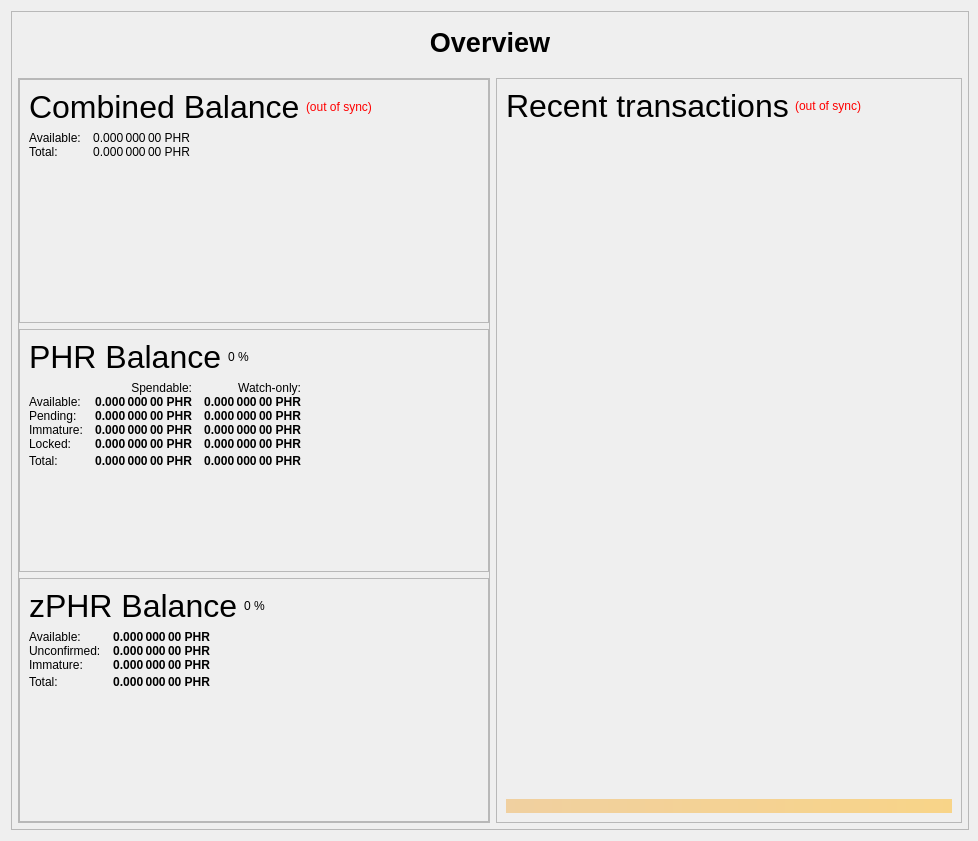
First picture: the form in src/qt/forms/overviewpage.ui, repository liray-unendlich/Elecash, before the edit.
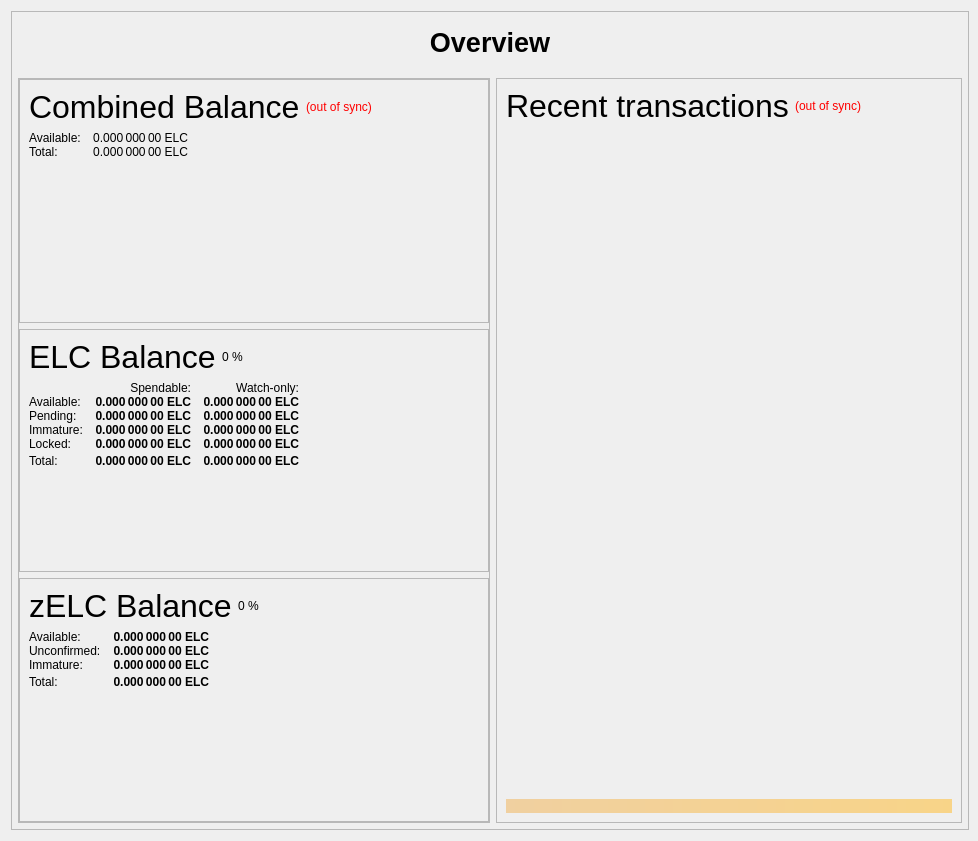
Second picture: the form after the edit.

Patch:
```diff
--- a/src/qt/forms/overviewpage.ui
+++ b/src/qt/forms/overviewpage.ui
@@ -283,7 +283,7 @@
                           <string>Your current spendable balance</string>
                          </property>
                          <property name="text">
-                          <string notr="true">0.000 000 00 PHR</string>
+                          <string notr="true">0.000 000 00 ELC</string>
                          </property>
                          <property name="alignment">
                           <set>Qt::AlignRight|Qt::AlignTrailing|Qt::AlignVCenter</set>
@@ -315,7 +315,7 @@
                           <string>Total Balance, including all unavailable coins.</string>
                          </property>
                          <property name="text">
-                          <string notr="true">0.000 000 00 PHR</string>
+                          <string notr="true">0.000 000 00 ELC</string>
                          </property>
                          <property name="alignment">
                           <set>Qt::AlignRight|Qt::AlignTrailing|Qt::AlignVCenter</set>
@@ -383,7 +383,7 @@
                           </font>
                          </property>
                          <property name="text">
-                          <string>PHR Balance</string>
+                          <string>ELC Balance</string>
                          </property>
                         </widget>
                        </item>
@@ -459,7 +459,7 @@
                           <string>Your current spendable balance</string>
                          </property>
                          <property name="text">
-                          <string notr="true">0.000 000 00 PHR</string>
+                          <string notr="true">0.000 000 00 ELC</string>
                          </property>
                          <property name="alignment">
                           <set>Qt::AlignRight|Qt::AlignTrailing|Qt::AlignVCenter</set>
@@ -484,7 +484,7 @@
                           <string>Your current balance in watch-only addresses</string>
                          </property>
                          <property name="text">
-                          <string notr="true">0.000 000 00 PHR</string>
+                          <string notr="true">0.000 000 00 ELC</string>
                          </property>
                          <property name="alignment">
                           <set>Qt::AlignRight|Qt::AlignTrailing|Qt::AlignVCenter</set>
@@ -516,7 +516,7 @@
                           <string>Total of transactions that have yet to be confirmed, and do not yet count toward the spendable balance</string>
                          </property>
                          <property name="text">
-                          <string notr="true">0.000 000 00 PHR</string>
+                          <string notr="true">0.000 000 00 ELC</string>
                          </property>
                          <property name="alignment">
                           <set>Qt::AlignRight|Qt::AlignTrailing|Qt::AlignVCenter</set>
@@ -541,7 +541,7 @@
                           <string>Unconfirmed transactions to watch-only addresses</string>
                          </property>
                          <property name="text">
-                          <string notr="true">0.000 000 00 PHR</string>
+                          <string notr="true">0.000 000 00 ELC</string>
                          </property>
                          <property name="alignment">
                           <set>Qt::AlignRight|Qt::AlignTrailing|Qt::AlignVCenter</set>
@@ -573,7 +573,7 @@
                           <string>Staked or masternode rewards that has not yet matured</string>
                          </property>
                          <property name="text">
-                          <string notr="true">0.000 000 00 PHR</string>
+                          <string notr="true">0.000 000 00 ELC</string>
                          </property>
                          <property name="alignment">
                           <set>Qt::AlignRight|Qt::AlignTrailing|Qt::AlignVCenter</set>
@@ -598,7 +598,7 @@
                           <string>Staked or masternode rewards in watch-only addresses that has not yet matured</string>
                          </property>
                          <property name="text">
-                          <string notr="true">0.000 000 00 PHR</string>
+                          <string notr="true">0.000 000 00 ELC</string>
                          </property>
                          <property name="alignment">
                           <set>Qt::AlignRight|Qt::AlignTrailing|Qt::AlignVCenter</set>
@@ -633,7 +633,7 @@
                           <string>Locked PHR or Masternode collaterals. These are excluded from zPHR minting.</string>
                          </property>
                          <property name="text">
-                          <string notr="true">0.000 000 00 PHR</string>
+                          <string notr="true">0.000 000 00 ELC</string>
                          </property>
                          <property name="alignment">
                           <set>Qt::AlignRight|Qt::AlignTrailing|Qt::AlignVCenter</set>
@@ -658,7 +658,7 @@
                           <string>Current locked balance in watch-only addresses</string>
                          </property>
                          <property name="text">
-                          <string notr="true">0.000 000 00 PHR</string>
+                          <string notr="true">0.000 000 00 ELC</string>
                          </property>
                          <property name="alignment">
                           <set>Qt::AlignRight|Qt::AlignTrailing|Qt::AlignVCenter</set>
@@ -693,7 +693,7 @@
                           <string>Your current Phore balance, unconfirmed and immature transactions included</string>
                          </property>
                          <property name="text">
-                          <string notr="true">0.000 000 00 PHR</string>
+                          <string notr="true">0.000 000 00 ELC</string>
                          </property>
                          <property name="alignment">
                           <set>Qt::AlignRight|Qt::AlignTrailing|Qt::AlignVCenter</set>
@@ -718,7 +718,7 @@
                           <string>Current total balance in watch-only addresses</string>
                          </property>
                          <property name="text">
-                          <string notr="true">0.000 000 00 PHR</string>
+                          <string notr="true">0.000 000 00 ELC</string>
                          </property>
                          <property name="alignment">
                           <set>Qt::AlignRight|Qt::AlignTrailing|Qt::AlignVCenter</set>
@@ -786,7 +786,7 @@
                           </font>
                          </property>
                          <property name="text">
-                          <string>zPHR Balance</string>
+                          <string>zELC Balance</string>
                          </property>
                         </widget>
                        </item>
@@ -844,7 +844,7 @@
 These zPHR are spendable.</string>
                          </property>
                          <property name="text">
-                          <string notr="true">0.000 000 00 PHR</string>
+                          <string notr="true">0.000 000 00 ELC</string>
                          </property>
                          <property name="alignment">
                           <set>Qt::AlignRight|Qt::AlignTrailing|Qt::AlignVCenter</set>
@@ -875,7 +875,7 @@
 Immature: confirmed, but less than 3 mints of the same denomination after it was minted</string>
                          </property>
                          <property name="text">
-                          <string notr="true">0.000 000 00 PHR</string>
+                          <string notr="true">0.000 000 00 ELC</string>
                          </property>
                          <property name="alignment">
                           <set>Qt::AlignRight|Qt::AlignTrailing|Qt::AlignVCenter</set>
@@ -906,7 +906,7 @@
 Immature: confirmed, but less than 3 mints of the same denomination after it was minted</string>
                          </property>
                          <property name="text">
-                          <string notr="true">0.000 000 00 PHR</string>
+                          <string notr="true">0.000 000 00 ELC</string>
                          </property>
                          <property name="alignment">
                           <set>Qt::AlignRight|Qt::AlignTrailing|Qt::AlignVCenter</set>
@@ -938,7 +938,7 @@
                           <string>Your current zPHR balance, unconfirmed and immature zPHR included.</string>
                          </property>
                          <property name="text">
-                          <string notr="true">0.000 000 00 PHR</string>
+                          <string notr="true">0.000 000 00 ELC</string>
                          </property>
                          <property name="alignment">
                           <set>Qt::AlignRight|Qt::AlignTrailing|Qt::AlignVCenter</set>
```
Left out of the diff: 24 changed lines with no effect on the pictures.
